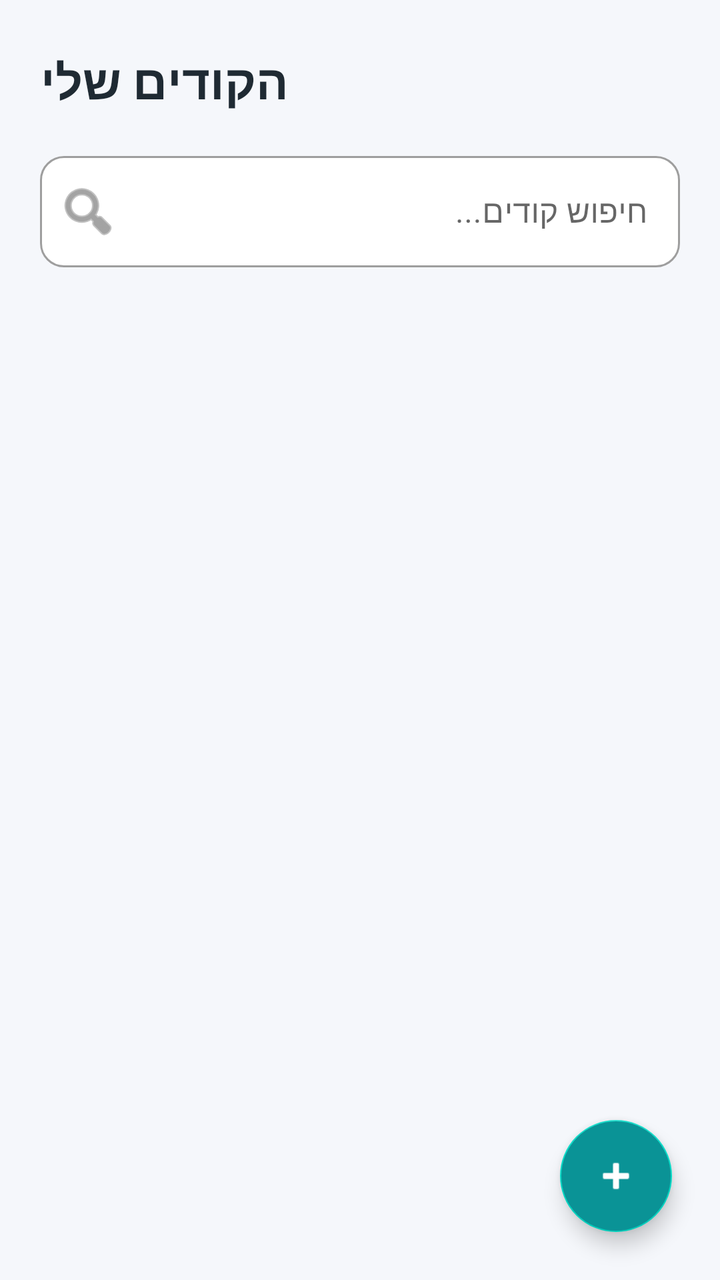
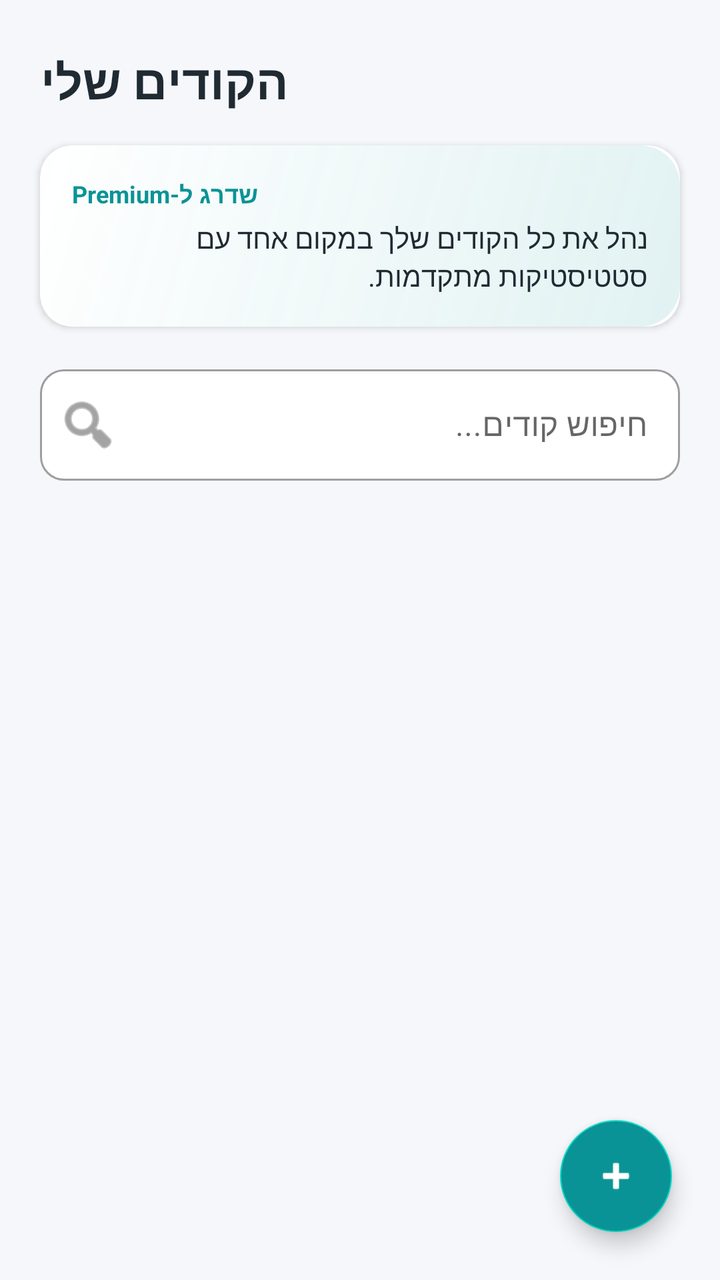

The first picture is an Android layout as it rendered before a commit; the second is the same layout after the commit. The layout source and the unified diff follow.
<!-- AndroidManifest.xml: application theme Theme.MyApplication -->
<!-- res/layout/fragment_dashboard.xml -->
<?xml version="1.0" encoding="utf-8"?>
<androidx.constraintlayout.widget.ConstraintLayout xmlns:android="http://schemas.android.com/apk/res/android"
    xmlns:app="http://schemas.android.com/apk/res-auto"
    android:layout_width="match_parent"
    android:layout_height="match_parent"
    android:background="@color/background">

    <TextView
        android:id="@+id/pageTitle"
        android:layout_width="wrap_content"
        android:layout_height="wrap_content"
        android:layout_marginStart="20dp"
        android:layout_marginTop="24dp"
        android:text="הקודים שלי"
        android:textColor="@color/text_main"
        android:textSize="24sp"
        android:textStyle="bold"
        app:layout_constraintStart_toStartOf="parent"
        app:layout_constraintTop_toTopOf="parent" />

    <com.google.android.material.textfield.TextInputLayout
        android:id="@+id/searchLayout"
        style="@style/Widget.MaterialComponents.TextInputLayout.OutlinedBox"
        android:layout_width="match_parent"
        android:layout_height="wrap_content"
        android:layout_marginHorizontal="20dp"
        android:layout_marginTop="16dp"
        android:hint="חיפוש קודים..."
        app:boxBackgroundColor="@color/surface"
        app:boxCornerRadiusBottomEnd="12dp"
        app:boxCornerRadiusBottomStart="12dp"
        app:boxCornerRadiusTopEnd="12dp"
        app:boxCornerRadiusTopStart="12dp"
        app:layout_constraintTop_toBottomOf="@id/pageTitle"
        app:startIconDrawable="@android:drawable/ic_menu_search">

        <com.google.android.material.textfield.TextInputEditText
            android:id="@+id/searchInput"
            android:layout_width="match_parent"
            android:layout_height="wrap_content" />
    </com.google.android.material.textfield.TextInputLayout>

    <androidx.recyclerview.widget.RecyclerView
        android:id="@+id/recyclerView"
        android:layout_width="match_parent"
        android:layout_height="0dp"
        android:layout_marginTop="8dp"
        app:layout_constraintBottom_toBottomOf="parent"
        app:layout_constraintTop_toBottomOf="@id/searchLayout" />

    <ProgressBar
        android:id="@+id/progressBar"
        android:layout_width="wrap_content"
        android:layout_height="wrap_content"
        android:visibility="gone"
        app:layout_constraintBottom_toBottomOf="parent"
        app:layout_constraintEnd_toEndOf="parent"
        app:layout_constraintStart_toStartOf="parent"
        app:layout_constraintTop_toTopOf="parent" />

    <com.google.android.material.floatingactionbutton.FloatingActionButton
        android:id="@+id/fabAdd"
        android:layout_width="wrap_content"
        android:layout_height="wrap_content"
        android:layout_margin="24dp"
        android:backgroundTint="@color/primary"
        android:contentDescription="הוסף קוד"
        app:layout_constraintBottom_toBottomOf="parent"
        app:layout_constraintEnd_toEndOf="parent"
        app:srcCompat="@android:drawable/ic_input_add"
        app:tint="@color/white" />

</androidx.constraintlayout.widget.ConstraintLayout>
<!-- resources referenced by this layout -->
<resources>
  <color name="background">#F5F7FB</color>
  <color name="primary">#0A9396</color>
  <color name="surface">#FFFFFF</color>
  <color name="text_main">#1F2A33</color>
  <color name="white">#FFFFFF</color>
  <style name="Theme.MyApplication" parent="Theme.MaterialComponents.Light.NoActionBar">
          <item name="colorPrimary">@color/primary</item>
          <item name="colorPrimaryVariant">@color/primary_variant</item>
          <item name="colorOnPrimary">@color/on_primary</item>
          <item name="android:windowBackground">@color/background</item>
          <item name="android:statusBarColor">@color/background</item>
          <item name="android:windowLightStatusBar">true</item>
      </style>
  <color name="primary_variant">#005F73</color>
  <color name="on_primary">#FFFFFF</color>
</resources>

<!-- the commit's change to res/layout/fragment_dashboard.xml (unified diff, before → after) -->
@@ -18,6 +18,42 @@
         app:layout_constraintStart_toStartOf="parent"
         app:layout_constraintTop_toTopOf="parent" />
 
+    <com.google.android.material.card.MaterialCardView
+        android:id="@+id/promoCard"
+        android:layout_width="match_parent"
+        android:layout_height="wrap_content"
+        android:layout_marginHorizontal="20dp"
+        android:layout_marginTop="16dp"
+        app:cardCornerRadius="16dp"
+        app:cardElevation="2dp"
+        app:layout_constraintTop_toBottomOf="@id/pageTitle"
+        app:strokeWidth="0dp">
+
+        <LinearLayout
+            android:layout_width="match_parent"
+            android:layout_height="wrap_content"
+            android:background="@drawable/bg_hero_gradient"
+            android:orientation="vertical"
+            android:padding="16dp">
+
+            <TextView
+                android:layout_width="wrap_content"
+                android:layout_height="wrap_content"
+                android:text="שדרג ל-Premium"
+                android:textColor="@color/primary"
+                android:textStyle="bold"
+                android:textSize="12sp" />
+
+            <TextView
+                android:layout_width="wrap_content"
+                android:layout_height="wrap_content"
+                android:layout_marginTop="4dp"
+                android:text="נהל את כל הקודים שלך במקום אחד עם סטטיסטיקות מתקדמות."
+                android:textColor="@color/text_main"
+                android:textSize="14sp" />
+        </LinearLayout>
+    </com.google.android.material.card.MaterialCardView>
+
     <com.google.android.material.textfield.TextInputLayout
         android:id="@+id/searchLayout"
         style="@style/Widget.MaterialComponents.TextInputLayout.OutlinedBox"
@@ -31,7 +67,7 @@
         app:boxCornerRadiusBottomStart="12dp"
         app:boxCornerRadiusTopEnd="12dp"
         app:boxCornerRadiusTopStart="12dp"
-        app:layout_constraintTop_toBottomOf="@id/pageTitle"
+        app:layout_constraintTop_toBottomOf="@id/promoCard"
         app:startIconDrawable="@android:drawable/ic_menu_search">
 
         <com.google.android.material.textfield.TextInputEditText
<!-- resource entries referenced after the edit -->
@@ -5,6 +5,15 @@
   <color name="surface">#FFFFFF</color>
   <color name="text_main">#1F2A33</color>
   <color name="white">#FFFFFF</color>
+  <!-- drawable bg_hero_gradient (drawable) -->
+  <?xml version="1.0" encoding="utf-8"?>
+  <shape xmlns:android="http://schemas.android.com/apk/res/android">
+      <gradient
+          android:angle="135"
+          android:endColor="#00FFFFFF"
+          android:startColor="#1F0A9396" />
+      <corners android:radius="20dp" />
+  </shape>
   <style name="Theme.MyApplication" parent="Theme.MaterialComponents.Light.NoActionBar">
           <item name="colorPrimary">@color/primary</item>
           <item name="colorPrimaryVariant">@color/primary_variant</item>
